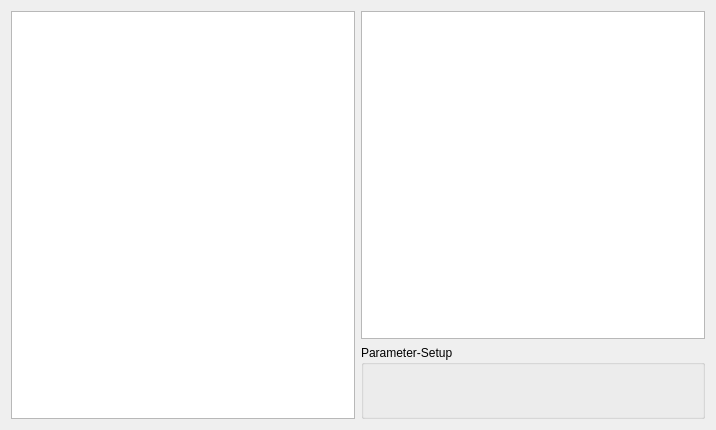
KDE/kdenlive, file src/widgets/effectstack_ui.ui: the form before one commit.
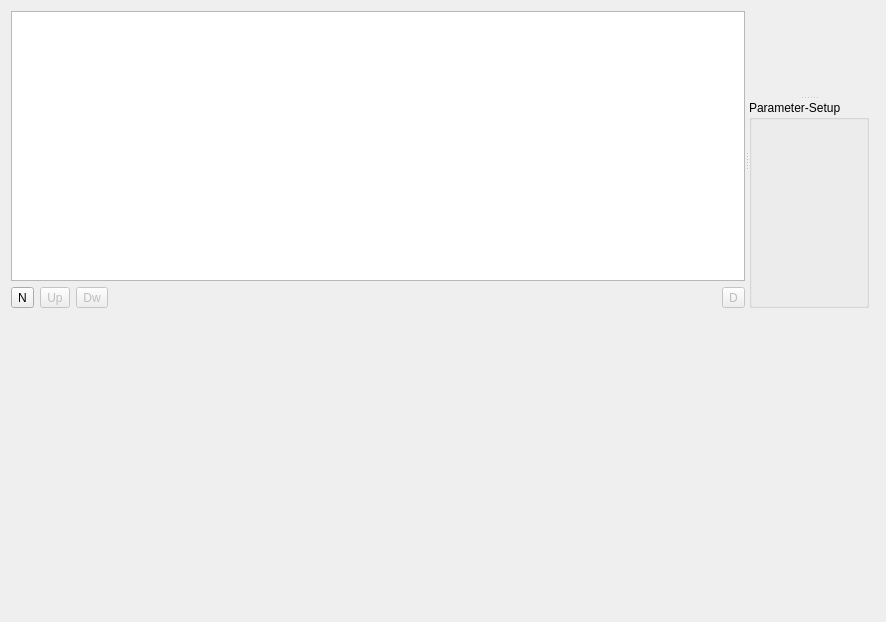
The form after the commit. Custom widgets are drawn as their Qt base class.

Commit message: up/down/del in effectstack

```diff
--- a/src/widgets/effectstack_ui.ui
+++ b/src/widgets/effectstack_ui.ui
@@ -5,8 +5,8 @@
    <rect>
     <x>0</x>
     <y>0</y>
-    <width>716</width>
-    <height>430</height>
+    <width>886</width>
+    <height>622</height>
    </rect>
   </property>
   <property name="windowTitle" >
@@ -14,35 +14,96 @@
   </property>
   <layout class="QGridLayout" >
    <item row="0" column="0" >
-    <layout class="QHBoxLayout" >
-     <item>
-      <widget class="KListWidget" name="effectlist" />
-     </item>
-     <item>
+    <widget class="QSplitter" name="splitter_2" >
+     <property name="orientation" >
+      <enum>Qt::Horizontal</enum>
+     </property>
+     <widget class="QWidget" name="layoutWidget" >
       <layout class="QVBoxLayout" >
        <item>
-        <widget class="QGraphicsView" name="graphicsView" >
-         <property name="autoFillBackground" >
-          <bool>true</bool>
-         </property>
-        </widget>
+        <widget class="KListWidget" name="effectlist" />
        </item>
        <item>
-        <widget class="QGroupBox" name="groupBox" >
-         <property name="minimumSize" >
-          <size>
-           <width>0</width>
-           <height>74</height>
-          </size>
-         </property>
-         <property name="title" >
-          <string>Parameter-Setup</string>
-         </property>
-        </widget>
+        <layout class="QHBoxLayout" >
+         <item>
+          <widget class="QToolButton" name="buttonNew" >
+           <property name="text" >
+            <string>N</string>
+           </property>
+          </widget>
+         </item>
+         <item>
+          <widget class="QToolButton" name="buttonUp" >
+           <property name="enabled" >
+            <bool>false</bool>
+           </property>
+           <property name="text" >
+            <string>Up</string>
+           </property>
+          </widget>
+         </item>
+         <item>
+          <widget class="QToolButton" name="buttonDown" >
+           <property name="enabled" >
+            <bool>false</bool>
+           </property>
+           <property name="text" >
+            <string>Dw</string>
+           </property>
+          </widget>
+         </item>
+         <item>
+          <spacer>
+           <property name="orientation" >
+            <enum>Qt::Horizontal</enum>
+           </property>
+           <property name="sizeHint" >
+            <size>
+             <width>40</width>
+             <height>20</height>
+            </size>
+           </property>
+          </spacer>
+         </item>
+         <item>
+          <widget class="QToolButton" name="buttonDel" >
+           <property name="enabled" >
+            <bool>false</bool>
+           </property>
+           <property name="text" >
+            <string>D</string>
+           </property>
+          </widget>
+         </item>
+        </layout>
        </item>
       </layout>
-     </item>
-    </layout>
+     </widget>
+     <widget class="QSplitter" name="splitter" >
+      <property name="orientation" >
+       <enum>Qt::Vertical</enum>
+      </property>
+      <widget class="KPlotWidget" name="kplotwidget" >
+       <property name="grid" stdset="0" >
+        <bool>true</bool>
+       </property>
+      </widget>
+      <widget class="QGroupBox" name="groupBox" >
+       <property name="minimumSize" >
+        <size>
+         <width>0</width>
+         <height>74</height>
+        </size>
+       </property>
+       <property name="title" >
+        <string>Parameter-Setup</string>
+       </property>
+      </widget>
+     </widget>
+    </widget>
+   </item>
+   <item row="1" column="1" >
+    <widget class="KSeparator" name="kseparator" />
    </item>
   </layout>
  </widget>
@@ -52,6 +113,16 @@
    <extends>QListWidget</extends>
    <header>klistwidget.h</header>
   </customwidget>
+  <customwidget>
+   <class>KPlotWidget</class>
+   <extends>QFrame</extends>
+   <header>kplotwidget.h</header>
+  </customwidget>
+  <customwidget>
+   <class>KSeparator</class>
+   <extends>QFrame</extends>
+   <header>kseparator.h</header>
+  </customwidget>
  </customwidgets>
  <resources/>
  <connections/>
```
The commit also changes 1 other file.
